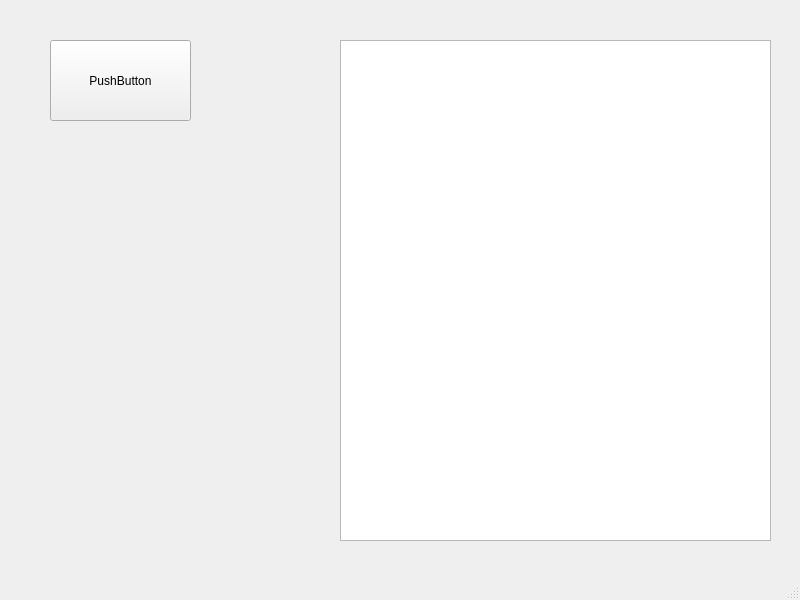
Above: gui.ui from Wendy-Liao/cp_test2 before the change. Below: the same form after it.
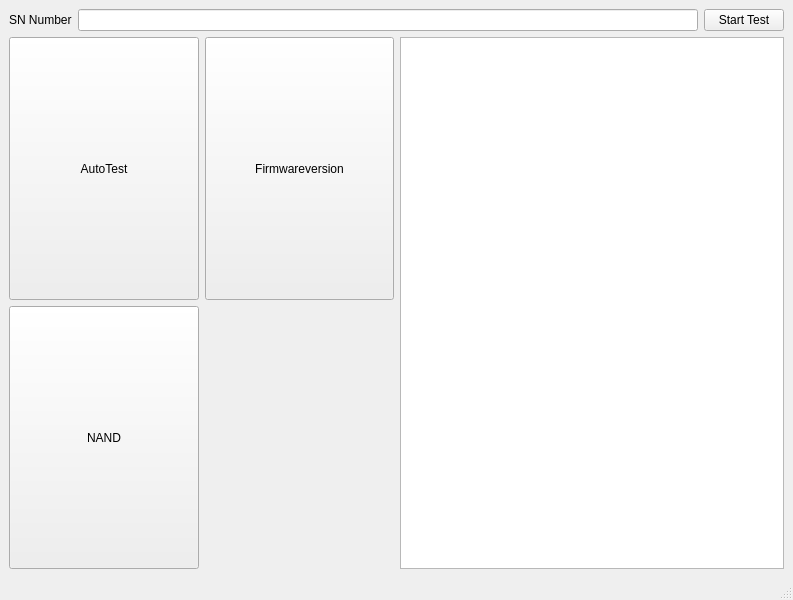
That is the form after the change.

Patch:
```diff
--- a/gui.ui
+++ b/gui.ui
@@ -6,7 +6,7 @@
    <rect>
     <x>0</x>
     <y>0</y>
-    <width>800</width>
+    <width>793</width>
     <height>600</height>
    </rect>
   </property>
@@ -14,29 +14,95 @@
    <string>MainWindow</string>
   </property>
   <widget class="QWidget" name="centralwidget">
-   <widget class="QPushButton" name="pushButton">
-    <property name="geometry">
-     <rect>
-      <x>50</x>
-      <y>40</y>
-      <width>141</width>
-      <height>81</height>
-     </rect>
-    </property>
-    <property name="text">
-     <string>PushButton</string>
-    </property>
-   </widget>
-   <widget class="QListView" name="listView">
-    <property name="geometry">
-     <rect>
-      <x>340</x>
-      <y>40</y>
-      <width>431</width>
-      <height>501</height>
-     </rect>
-    </property>
-   </widget>
+   <layout class="QGridLayout" name="gridLayout_3">
+    <item row="0" column="0">
+     <layout class="QGridLayout" name="gridLayout">
+      <item row="0" column="0" colspan="2">
+       <layout class="QHBoxLayout" name="horizontalLayout_2">
+        <item>
+         <widget class="QLabel" name="snlabel">
+          <property name="sizePolicy">
+           <sizepolicy hsizetype="Preferred" vsizetype="Preferred">
+            <horstretch>0</horstretch>
+            <verstretch>0</verstretch>
+           </sizepolicy>
+          </property>
+          <property name="text">
+           <string>SN Number</string>
+          </property>
+         </widget>
+        </item>
+        <item>
+         <widget class="QLineEdit" name="lineEdit">
+          <property name="text">
+           <string/>
+          </property>
+         </widget>
+        </item>
+        <item>
+         <widget class="QPushButton" name="starttest">
+          <property name="sizePolicy">
+           <sizepolicy hsizetype="Maximum" vsizetype="Fixed">
+            <horstretch>0</horstretch>
+            <verstretch>0</verstretch>
+           </sizepolicy>
+          </property>
+          <property name="text">
+           <string>Start Test</string>
+          </property>
+         </widget>
+        </item>
+       </layout>
+      </item>
+      <item row="1" column="0">
+       <layout class="QGridLayout" name="gridLayout_2">
+        <item row="1" column="1">
+         <widget class="QPushButton" name="btnFirmwareversion">
+          <property name="sizePolicy">
+           <sizepolicy hsizetype="Expanding" vsizetype="Expanding">
+            <horstretch>0</horstretch>
+            <verstretch>0</verstretch>
+           </sizepolicy>
+          </property>
+          <property name="text">
+           <string>Firmwareversion</string>
+          </property>
+         </widget>
+        </item>
+        <item row="2" column="0">
+         <widget class="QPushButton" name="btnNand">
+          <property name="sizePolicy">
+           <sizepolicy hsizetype="Expanding" vsizetype="Expanding">
+            <horstretch>0</horstretch>
+            <verstretch>0</verstretch>
+           </sizepolicy>
+          </property>
+          <property name="text">
+           <string>NAND</string>
+          </property>
+         </widget>
+        </item>
+        <item row="1" column="0">
+         <widget class="QPushButton" name="btnAutotest">
+          <property name="sizePolicy">
+           <sizepolicy hsizetype="Expanding" vsizetype="Expanding">
+            <horstretch>0</horstretch>
+            <verstretch>0</verstretch>
+           </sizepolicy>
+          </property>
+          <property name="text">
+           <string>AutoTest</string>
+          </property>
+         </widget>
+        </item>
+       </layout>
+      </item>
+      <item row="1" column="1">
+       <widget class="QListView" name="listView"/>
+      </item>
+     </layout>
+    </item>
+   </layout>
   </widget>
   <widget class="QMenuBar" name="menubar">
    <property name="geometry">
```
Left out of the diff: 2 changed lines with no effect on the pictures.
